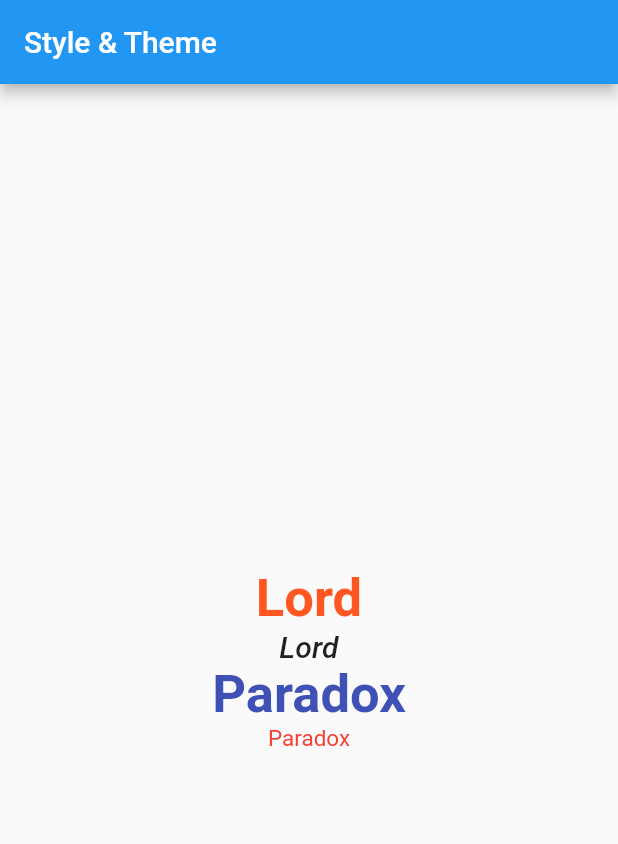
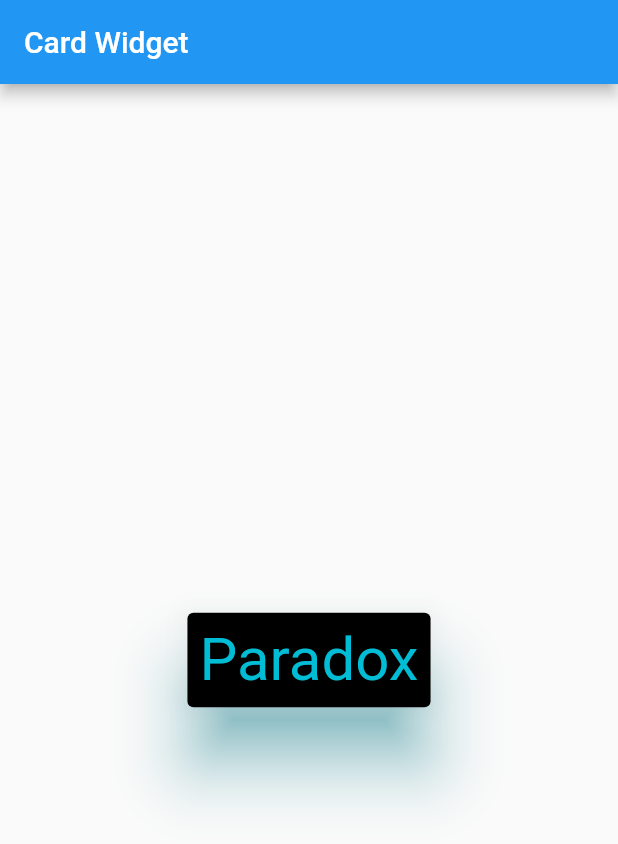
Before and after one commit to yasin9064/flutter_application_1, a Flutter app: the screen it shows after launch, on a phone screen of 412 x 824 dp. Shown: the top 844 px of the screen. Run offline on Flutter 3.47's test engine with Material 2 defaults, Android fonts, the phone set to English and light mode, and no system bars.

Commit message:
Learn about Card Widget.

```diff
--- a/lib/HomeScreen.dart
+++ b/lib/HomeScreen.dart
@@ -10,19 +10,18 @@ class HomeScreen extends StatelessWidget {
 
     return Scaffold(
         appBar: AppBar(
-          title: Text("Style & Theme"),
+          title: Text("Card Widget"),
         ),
         body: Center(
-          child: Column(
-            mainAxisAlignment: MainAxisAlignment.center,
-            children: [
-              Text('Lord', style: Theme.of(context).textTheme.headline1!.copyWith(color: Colors.deepOrange),),
-              Text('Lord', style: Theme.of(context).textTheme.subtitle1,),
-              Text('Paradox', style: Theme.of(context).textTheme.headline1!.copyWith(color: Colors.indigo),),
-              Text('Paradox', style: myTextStyle15(textColor: Colors.red),),
-            ],
-          ),
-        ),
+          child: Card(
+            shadowColor: Colors.cyan,
+            color: Colors.black,
+            elevation: 20,
+            child: Padding(
+            padding: const EdgeInsets.all(8.0),
+            child: Text('Paradox', style: TextStyle(fontSize: 40, color: Colors.cyan),),
+          )),
+        )
       );
   }
 }
```
